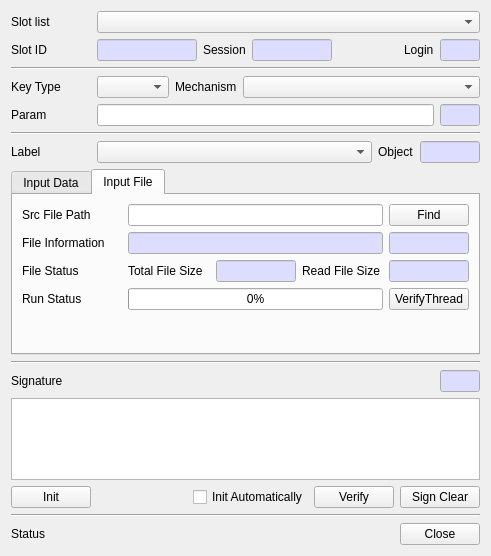
The window that CryptokiMan/verify_dlg.ui (jykim74/CryptokiMan) describes before a commit, drawn with Qt 5.
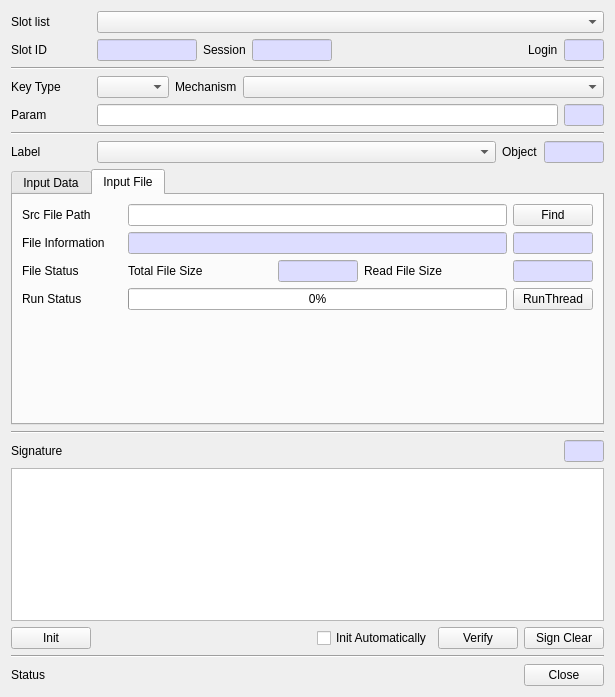
The same window after the commit.

```diff
--- a/CryptokiMan/verify_dlg.ui
+++ b/CryptokiMan/verify_dlg.ui
@@ -6,8 +6,8 @@
    <rect>
     <x>0</x>
     <y>0</y>
-    <width>478</width>
-    <height>556</height>
+    <width>615</width>
+    <height>697</height>
    </rect>
   </property>
   <property name="windowTitle">
@@ -1026,7 +1026,7 @@
          <item row="0" column="2">
           <widget class="QPushButton" name="mVerifyThreadBtn">
            <property name="text">
-            <string>VerifyThread</string>
+            <string>RunThread</string>
            </property>
           </widget>
          </item>
```
